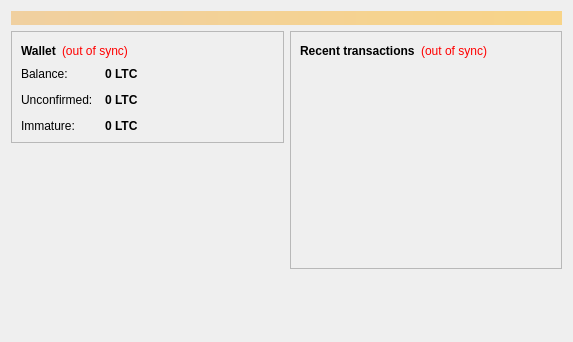
MidasPaymentLTD/midascoin, file src/qt/forms/overviewpage.ui: the form before one commit.
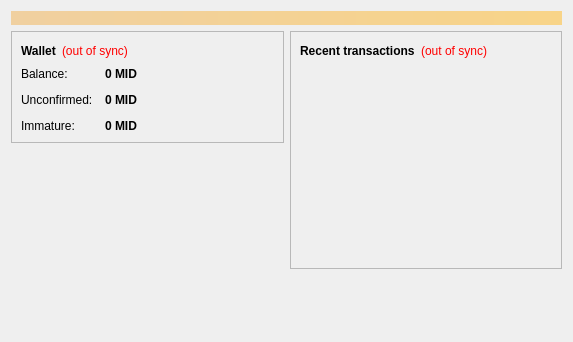
The form after the commit.

```diff
--- a/src/qt/forms/overviewpage.ui
+++ b/src/qt/forms/overviewpage.ui
@@ -122,7 +122,7 @@
                <string>Your current balance</string>
               </property>
               <property name="text">
-               <string notr="true">0 LTC</string>
+               <string notr="true">0 MID</string>
               </property>
               <property name="textInteractionFlags">
                <set>Qt::LinksAccessibleByMouse|Qt::TextSelectableByKeyboard|Qt::TextSelectableByMouse</set>
@@ -151,7 +151,7 @@
                <string>Total of transactions that have yet to be confirmed, and do not yet count toward the current balance</string>
               </property>
               <property name="text">
-               <string notr="true">0 LTC</string>
+               <string notr="true">0 MID</string>
               </property>
               <property name="textInteractionFlags">
                <set>Qt::LinksAccessibleByMouse|Qt::TextSelectableByKeyboard|Qt::TextSelectableByMouse</set>
@@ -177,7 +177,7 @@
                <string>Mined balance that has not yet matured</string>
               </property>
               <property name="text">
-               <string notr="true">0 LTC</string>
+               <string notr="true">0 MID</string>
               </property>
               <property name="textInteractionFlags">
                <set>Qt::LinksAccessibleByMouse|Qt::TextSelectableByKeyboard|Qt::TextSelectableByMouse</set>
```
Left out of the diff: 4 changed lines with no effect on the pictures.
